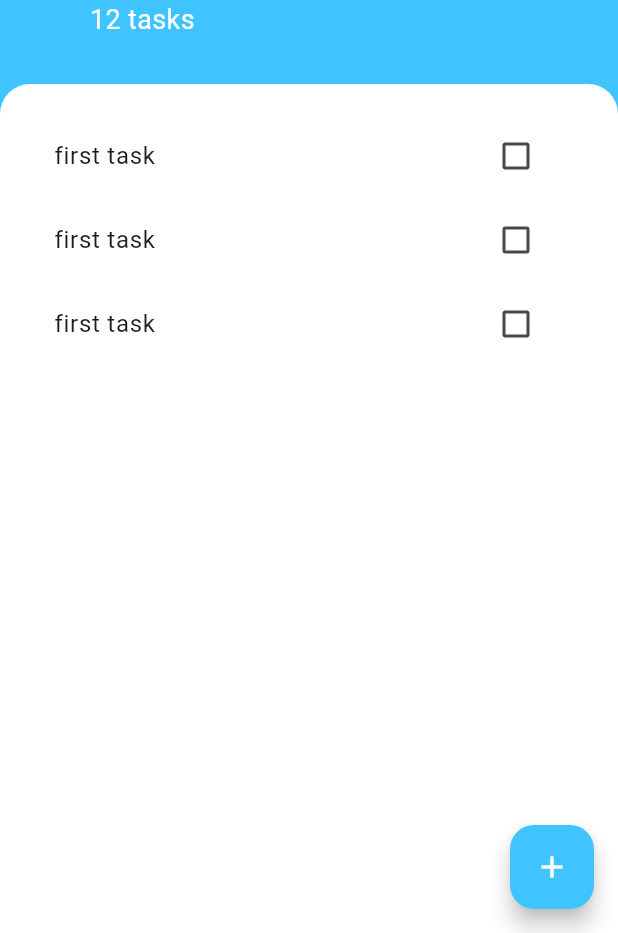
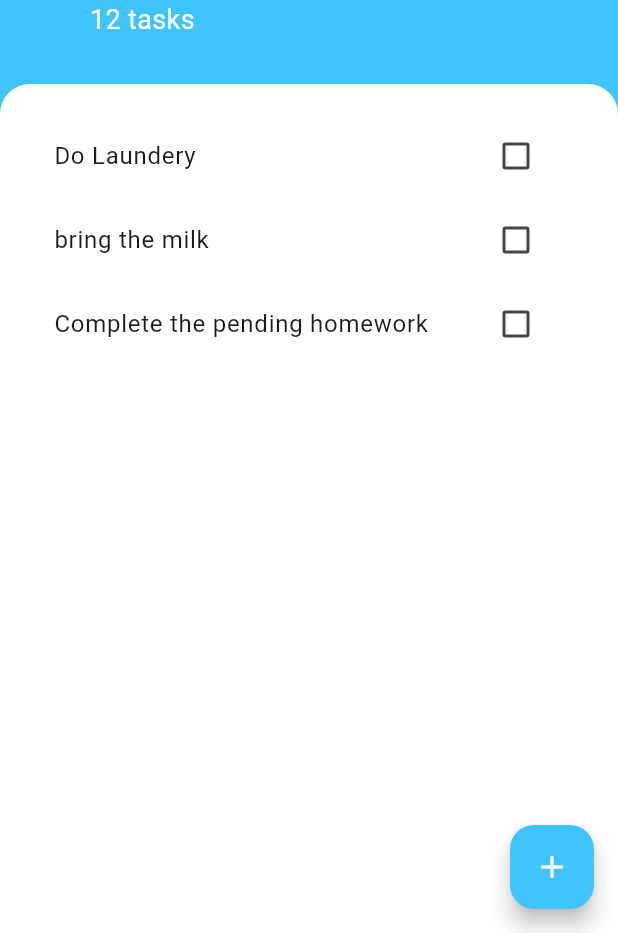
Before and after one commit to IsrarKundi/taskbuddy, a Flutter app: the screen it shows after launch, on a phone screen of 412 x 824 dp, the part 303-1236 px from its top. Run offline on Flutter 3.47's test engine with Material 3 defaults, Android fonts, the phone set to English and light mode, and no system bars.

Commit message:
somewhere between

```diff
--- /dev/null
+++ b/lib/models/Task.dart
@@ -0,0 +1,10 @@
+class Task{
+  final String name;
+  bool isDone;
+
+  Task({required this.name, this.isDone = false});
+
+  void toggleDone(){
+    isDone = !isDone;
+  }
+}
--- a/lib/widgets/task_list.dart
+++ b/lib/widgets/task_list.dart
@@ -1,12 +1,41 @@
 import 'package:flutter/material.dart';
 import 'package:taskbuddy/widgets/task_tile.dart';
+import 'package:taskbuddy/models/Task.dart';
 
-ListView TaskList() {
-  return ListView(
-    children: [
-      TaskTile(),
-      TaskTile(),
-      TaskTile(),
-    ],
-  );
+class TaskList extends StatefulWidget {
+  const TaskList({super.key});
+
+  @override
+  State<TaskList> createState() => _TaskListState();
 }
+
+class _TaskListState extends State<TaskList> {
+
+  List<Task> tasks = [
+    Task(name: 'Do Laundery'),
+    Task(name: 'bring the milk'),
+    Task(name: 'Complete the pending homework')
+  ];
+
+  void toggleTaskState(int index, bool? value) {
+    setState(() {
+      tasks[index].isDone = value!;
+    });
+  }
+
+  @override
+  Widget build(BuildContext context) {
+    return ListView.builder(itemBuilder: (context, index){
+      return TaskTile(
+        taskStatement: tasks[index].name,
+        isChecked: tasks[index].isDone,
+        checkBoxCallback: (bool? value) {
+          toggleTaskState(index, value);
+        },
+      );
+
+    },
+      itemCount: tasks.length,
+    );
+  }
+}
--- a/lib/widgets/task_tile.dart
+++ b/lib/widgets/task_tile.dart
@@ -1,8 +1,30 @@
 import 'package:flutter/material.dart';
 
-ListTile TaskTile() {
-  return ListTile(
-    title: const Text('first task'),
-    trailing: Checkbox(value: false, onChanged: (bool? value) {  },),
-  );
+class TaskTile extends StatelessWidget {
+
+  final bool isChecked;
+  final String taskStatement;
+  final Function(bool?) checkBoxCallback;
+
+  TaskTile({required this.taskStatement, required this.isChecked, required this.checkBoxCallback});
+
+
+  @override
+  Widget build(BuildContext context) {
+    return ListTile(
+      title: Text(taskStatement, style: TextStyle(
+        decoration: isChecked ? TextDecoration.lineThrough : null,
+      ),
+      ),
+      trailing: Checkbox(
+        value: isChecked,
+        onChanged: checkBoxCallback,
+        activeColor: Colors.lightBlueAccent,
+      ),
+    );
+  }
 }
+
+// (bool checkBoxState){
+//   setState
+// }
```
